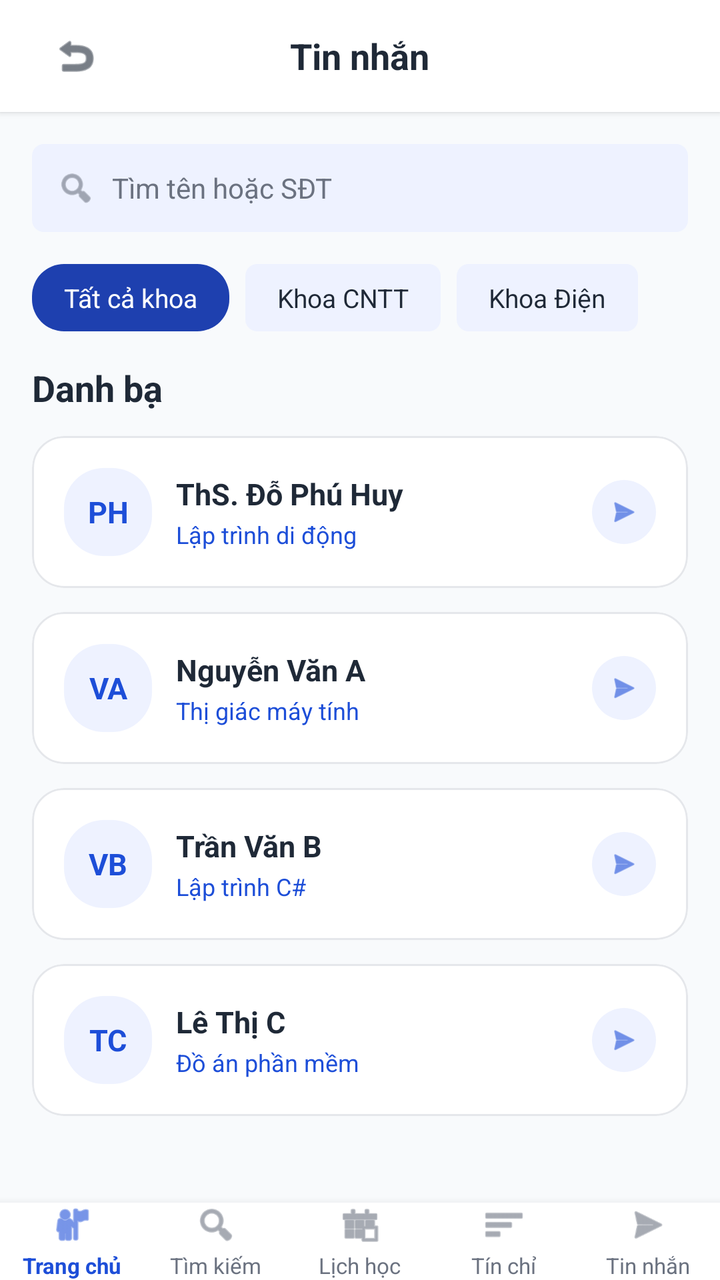
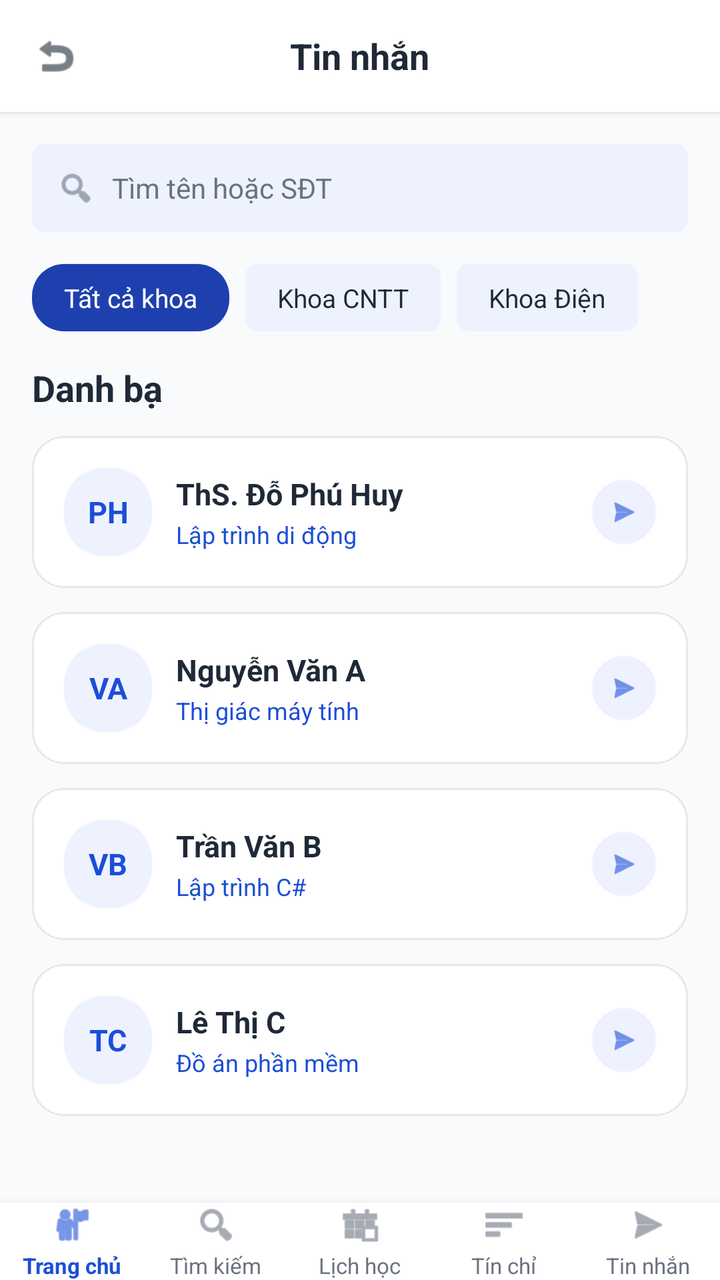

Two renders of the same Android screen: before a commit and after it. Below are the layout's source before the change and the commit's diff.
<!-- AndroidManifest.xml: application theme Theme.XayDung -->
<!-- res/layout/activity_tin_nhan.xml -->
<?xml version="1.0" encoding="utf-8"?>
<RelativeLayout xmlns:android="http://schemas.android.com/apk/res/android"
    xmlns:app="http://schemas.android.com/apk/res-auto"
    android:layout_width="match_parent"
    android:layout_height="match_parent"
    android:background="@color/figma_bg">

    <LinearLayout
        android:layout_width="match_parent"
        android:layout_height="match_parent"
        android:layout_above="@id/bottomNavigation"
        android:orientation="vertical">

        
        <RelativeLayout
            android:layout_width="match_parent"
            android:layout_height="56dp"
            android:paddingHorizontal="16dp"
            android:background="@color/white"
            android:elevation="2dp">

            <ImageView
                android:id="@+id/btnBack"
                android:layout_width="44dp"
                android:layout_height="44dp"
                android:layout_centerVertical="true"
                android:padding="10dp"
                android:clickable="true"
                android:focusable="true"
                android:background="?attr/selectableItemBackgroundBorderless"
                android:src="@android:drawable/ic_menu_revert"
                android:contentDescription="Back"
                app:tint="@color/figma_text_primary" />

            <TextView
                android:layout_width="wrap_content"
                android:layout_height="wrap_content"
                android:layout_centerInParent="true"
                android:text="Tin nhắn"
                android:textColor="@color/figma_text_primary"
                android:textSize="18sp"
                android:textStyle="bold" />
        </RelativeLayout>

        
        <LinearLayout
            android:layout_width="match_parent"
            android:layout_height="44dp"
            android:layout_margin="16dp"
            android:background="@drawable/bg_tag_chip"
            android:orientation="horizontal"
            android:gravity="center_vertical"
            android:paddingHorizontal="12dp">

            <ImageView
                android:layout_width="20dp"
                android:layout_height="20dp"
                android:src="@android:drawable/ic_menu_search"
                android:contentDescription="Search"
                app:tint="@color/figma_text_secondary" />

            <EditText
                android:layout_width="match_parent"
                android:layout_height="wrap_content"
                android:layout_marginStart="8dp"
                android:background="@null"
                android:hint="Tìm tên hoặc SĐT"
                android:textColorHint="@color/figma_text_secondary"
                android:textSize="14sp" />
        </LinearLayout>

        
        <LinearLayout
            android:layout_width="match_parent"
            android:layout_height="wrap_content"
            android:orientation="horizontal"
            android:paddingHorizontal="16dp"
            android:layout_marginBottom="16dp">

            <TextView
                android:layout_width="wrap_content"
                android:layout_height="wrap_content"
                android:background="@drawable/bg_blue_card"
                android:paddingHorizontal="16dp"
                android:paddingVertical="8dp"
                android:text="Tất cả khoa"
                android:textColor="@color/white"
                android:textSize="13sp" />

            <TextView
                android:layout_width="wrap_content"
                android:layout_height="wrap_content"
                android:layout_marginStart="8dp"
                android:background="@drawable/bg_tag_chip"
                android:paddingHorizontal="16dp"
                android:paddingVertical="8dp"
                android:text="Khoa CNTT"
                android:textColor="@color/figma_text_primary"
                android:textSize="13sp" />

            <TextView
                android:layout_width="wrap_content"
                android:layout_height="wrap_content"
                android:layout_marginStart="8dp"
                android:background="@drawable/bg_tag_chip"
                android:paddingHorizontal="16dp"
                android:paddingVertical="8dp"
                android:text="Khoa Điện"
                android:textColor="@color/figma_text_primary"
                android:textSize="13sp" />
        </LinearLayout>

        <TextView
            android:layout_width="wrap_content"
            android:layout_height="wrap_content"
            android:paddingHorizontal="16dp"
            android:layout_marginBottom="12dp"
            android:text="Danh bạ"
            android:textColor="@color/figma_text_primary"
            android:textSize="18sp"
            android:textStyle="bold" />

        
        <ScrollView
            android:layout_width="match_parent"
            android:layout_height="match_parent"
            android:paddingHorizontal="16dp">

            <LinearLayout
                android:layout_width="match_parent"
                android:layout_height="wrap_content"
                android:orientation="vertical">

                
                <com.google.android.material.card.MaterialCardView
                    android:id="@+id/cardTeacher1"
                    android:layout_width="match_parent"
                    android:layout_height="wrap_content"
                    android:layout_marginBottom="12dp"
                    app:cardCornerRadius="16dp"
                    app:cardElevation="0dp"
                    app:cardBackgroundColor="@color/white"
                    app:strokeColor="@color/figma_card_border"
                    app:strokeWidth="1dp"
                    android:clickable="true"
                    android:focusable="true">

                    <RelativeLayout
                        android:layout_width="match_parent"
                        android:layout_height="wrap_content"
                        android:padding="16dp">

                        <TextView
                            android:id="@+id/avatarPH"
                            android:layout_width="44dp"
                            android:layout_height="44dp"
                            android:background="@drawable/bg_logo_badge"
                            android:gravity="center"
                            android:text="PH"
                            android:textColor="@color/figma_blue"
                            android:textSize="15sp"
                            android:textStyle="bold" />

                        <LinearLayout
                            android:layout_width="wrap_content"
                            android:layout_height="wrap_content"
                            android:layout_toEndOf="@id/avatarPH"
                            android:layout_marginStart="12dp"
                            android:layout_centerVertical="true"
                            android:orientation="vertical">

                            <TextView
                                android:layout_width="wrap_content"
                                android:layout_height="wrap_content"
                                android:text="ThS. Đỗ Phú Huy"
                                android:textColor="@color/figma_text_primary"
                                android:textSize="15sp"
                                android:textStyle="bold" />

                            <TextView
                                android:layout_width="wrap_content"
                                android:layout_height="wrap_content"
                                android:layout_marginTop="2dp"
                                android:text="Lập trình di động"
                                android:textColor="@color/figma_blue"
                                android:textSize="12sp" />
                        </LinearLayout>

                        <ImageView
                            android:layout_width="32dp"
                            android:layout_height="32dp"
                            android:layout_alignParentEnd="true"
                            android:layout_centerVertical="true"
                            android:background="@drawable/bg_logo_badge"
                            android:padding="8dp"
                            android:src="@android:drawable/ic_menu_send"
                            android:contentDescription="Chat"
                            app:tint="@color/figma_blue" />
                    </RelativeLayout>
                </com.google.android.material.card.MaterialCardView>

                
                <com.google.android.material.card.MaterialCardView
                    android:layout_width="match_parent"
                    android:layout_height="wrap_content"
                    android:layout_marginBottom="12dp"
                    app:cardCornerRadius="16dp"
                    app:cardElevation="0dp"
                    app:cardBackgroundColor="@color/white"
                    app:strokeColor="@color/figma_card_border"
                    app:strokeWidth="1dp">

                    <RelativeLayout
                        android:layout_width="match_parent"
                        android:layout_height="wrap_content"
                        android:padding="16dp">

                        <TextView
                            android:id="@+id/avatarVA"
                            android:layout_width="44dp"
                            android:layout_height="44dp"
                            android:background="@drawable/bg_logo_badge"
                            android:gravity="center"
                            android:text="VA"
                            android:textColor="@color/figma_blue"
                            android:textSize="15sp"
                            android:textStyle="bold" />

                        <LinearLayout
                            android:layout_width="wrap_content"
                            android:layout_height="wrap_content"
                            android:layout_toEndOf="@id/avatarVA"
                            android:layout_marginStart="12dp"
                            android:layout_centerVertical="true"
                            android:orientation="vertical">

                            <TextView
                                android:layout_width="wrap_content"
                                android:layout_height="wrap_content"
                                android:text="Nguyễn Văn A"
                                android:textColor="@color/figma_text_primary"
                                android:textSize="15sp"
                                android:textStyle="bold" />

                            <TextView
                                android:layout_width="wrap_content"
                                android:layout_height="wrap_content"
                                android:layout_marginTop="2dp"
                                android:text="Thị giác máy tính"
                                android:textColor="@color/figma_blue"
                                android:textSize="12sp" />
                        </LinearLayout>

                        <ImageView
                            android:layout_width="32dp"
                            android:layout_height="32dp"
                            android:layout_alignParentEnd="true"
                            android:layout_centerVertical="true"
                            android:background="@drawable/bg_logo_badge"
                            android:padding="8dp"
                            android:src="@android:drawable/ic_menu_send"
                            android:contentDescription="Chat"
                            app:tint="@color/figma_blue" />
                    </RelativeLayout>
                </com.google.android.material.card.MaterialCardView>

                
                <com.google.android.material.card.MaterialCardView
                    android:layout_width="match_parent"
                    android:layout_height="wrap_content"
                    android:layout_marginBottom="12dp"
                    app:cardCornerRadius="16dp"
                    app:cardElevation="0dp"
                    app:cardBackgroundColor="@color/white"
                    app:strokeColor="@color/figma_card_border"
                    app:strokeWidth="1dp">

                    <RelativeLayout
                        android:layout_width="match_parent"
                        android:layout_height="wrap_content"
                        android:padding="16dp">

                        <TextView
                            android:id="@+id/avatarVB"
                            android:layout_width="44dp"
                            android:layout_height="44dp"
                            android:background="@drawable/bg_logo_badge"
                            android:gravity="center"
                            android:text="VB"
                            android:textColor="@color/figma_blue"
                            android:textSize="15sp"
                            android:textStyle="bold" />

                        <LinearLayout
                            android:layout_width="wrap_content"
                            android:layout_height="wrap_content"
                            android:layout_toEndOf="@id/avatarVB"
                            android:layout_marginStart="12dp"
                            android:layout_centerVertical="true"
                            android:orientation="vertical">

                            <TextView
                                android:layout_width="wrap_content"
                                android:layout_height="wrap_content"
                                android:text="Trần Văn B"
                                android:textColor="@color/figma_text_primary"
                                android:textSize="15sp"
                                android:textStyle="bold" />

                            <TextView
                                android:layout_width="wrap_content"
                                android:layout_height="wrap_content"
                                android:layout_marginTop="2dp"
                                android:text="Lập trình C#"
                                android:textColor="@color/figma_blue"
                                android:textSize="12sp" />
                        </LinearLayout>

                        <ImageView
                            android:layout_width="32dp"
                            android:layout_height="32dp"
                            android:layout_alignParentEnd="true"
                            android:layout_centerVertical="true"
                            android:background="@drawable/bg_logo_badge"
                            android:padding="8dp"
                            android:src="@android:drawable/ic_menu_send"
                            android:contentDescription="Chat"
                            app:tint="@color/figma_blue" />
                    </RelativeLayout>
                </com.google.android.material.card.MaterialCardView>

                
                <com.google.android.material.card.MaterialCardView
                    android:layout_width="match_parent"
                    android:layout_height="wrap_content"
                    android:layout_marginBottom="12dp"
                    app:cardCornerRadius="16dp"
                    app:cardElevation="0dp"
                    app:cardBackgroundColor="@color/white"
                    app:strokeColor="@color/figma_card_border"
                    app:strokeWidth="1dp">

                    <RelativeLayout
                        android:layout_width="match_parent"
                        android:layout_height="wrap_content"
                        android:padding="16dp">

                        <TextView
                            android:id="@+id/avatarTC"
                            android:layout_width="44dp"
                            android:layout_height="44dp"
                            android:background="@drawable/bg_logo_badge"
                            android:gravity="center"
                            android:text="TC"
                            android:textColor="@color/figma_blue"
                            android:textSize="15sp"
                            android:textStyle="bold" />

                        <LinearLayout
                            android:layout_width="wrap_content"
                            android:layout_height="wrap_content"
                            android:layout_toEndOf="@id/avatarTC"
                            android:layout_marginStart="12dp"
                            android:layout_centerVertical="true"
                            android:orientation="vertical">

                            <TextView
                                android:layout_width="wrap_content"
                                android:layout_height="wrap_content"
                                android:text="Lê Thị C"
                                android:textColor="@color/figma_text_primary"
                                android:textSize="15sp"
                                android:textStyle="bold" />

                            <TextView
                                android:layout_width="wrap_content"
                                android:layout_height="wrap_content"
                                android:layout_marginTop="2dp"
                                android:text="Đồ án phần mềm"
                                android:textColor="@color/figma_blue"
                                android:textSize="12sp" />
                        </LinearLayout>

                        <ImageView
                            android:layout_width="32dp"
                            android:layout_height="32dp"
                            android:layout_alignParentEnd="true"
                            android:layout_centerVertical="true"
                            android:background="@drawable/bg_logo_badge"
                            android:padding="8dp"
                            android:src="@android:drawable/ic_menu_send"
                            android:contentDescription="Chat"
                            app:tint="@color/figma_blue" />
                    </RelativeLayout>
                </com.google.android.material.card.MaterialCardView>

            </LinearLayout>
        </ScrollView>

    </LinearLayout>

    <include
        android:id="@+id/bottomNavigation"
        layout="@layout/layout_bottom_nav"
        android:layout_width="match_parent"
        android:layout_height="wrap_content"
        android:layout_alignParentBottom="true" />

</RelativeLayout>
<!-- res/layout/layout_bottom_nav.xml (included above) -->
<?xml version="1.0" encoding="utf-8"?>
<LinearLayout xmlns:android="http://schemas.android.com/apk/res/android"
    xmlns:app="http://schemas.android.com/apk/res-auto"
    android:layout_width="match_parent"
    android:layout_height="64dp"
    android:background="@color/white"
    android:elevation="8dp"
    android:orientation="horizontal"
    android:gravity="center_vertical">

    
    <LinearLayout
        android:id="@+id/navHome"
        android:layout_width="0dp"
        android:layout_height="match_parent"
        android:layout_weight="1"
        android:gravity="center"
        android:orientation="vertical"
        android:clickable="true"
        android:focusable="true">

        <ImageView
            android:id="@+id/iconHome"
            android:layout_width="22dp"
            android:layout_height="22dp"
            android:src="@android:drawable/ic_menu_myplaces"
            android:contentDescription="Trang chủ"
            app:tint="@color/figma_blue" />

        <TextView
            android:id="@+id/textHome"
            android:layout_width="wrap_content"
            android:layout_height="wrap_content"
            android:layout_marginTop="2dp"
            android:text="Trang chủ"
            android:textColor="@color/figma_blue"
            android:textSize="11sp"
            android:textStyle="bold" />
    </LinearLayout>

    
    <LinearLayout
        android:id="@+id/navSearch"
        android:layout_width="0dp"
        android:layout_height="match_parent"
        android:layout_weight="1"
        android:gravity="center"
        android:orientation="vertical"
        android:clickable="true"
        android:focusable="true">

        <ImageView
            android:id="@+id/iconSearch"
            android:layout_width="22dp"
            android:layout_height="22dp"
            android:src="@android:drawable/ic_menu_search"
            android:contentDescription="Tìm kiếm"
            app:tint="@color/figma_text_secondary" />

        <TextView
            android:id="@+id/textSearch"
            android:layout_width="wrap_content"
            android:layout_height="wrap_content"
            android:layout_marginTop="2dp"
            android:text="Tìm kiếm"
            android:textColor="@color/figma_text_secondary"
            android:textSize="11sp" />
    </LinearLayout>

    
    <LinearLayout
        android:id="@+id/navSchedule"
        android:layout_width="0dp"
        android:layout_height="match_parent"
        android:layout_weight="1"
        android:gravity="center"
        android:orientation="vertical"
        android:clickable="true"
        android:focusable="true">

        <ImageView
            android:id="@+id/iconSchedule"
            android:layout_width="22dp"
            android:layout_height="22dp"
            android:src="@android:drawable/ic_menu_today"
            android:contentDescription="Lịch học"
            app:tint="@color/figma_text_secondary" />

        <TextView
            android:id="@+id/textSchedule"
            android:layout_width="wrap_content"
            android:layout_height="wrap_content"
            android:layout_marginTop="2dp"
            android:text="Lịch học"
            android:textColor="@color/figma_text_secondary"
            android:textSize="11sp" />
    </LinearLayout>

    
    <LinearLayout
        android:id="@+id/navCredit"
        android:layout_width="0dp"
        android:layout_height="match_parent"
        android:layout_weight="1"
        android:gravity="center"
        android:orientation="vertical"
        android:clickable="true"
        android:focusable="true">

        <ImageView
            android:id="@+id/iconCredit"
            android:layout_width="22dp"
            android:layout_height="22dp"
            android:src="@android:drawable/ic_menu_sort_by_size"
            android:contentDescription="Tín chỉ"
            app:tint="@color/figma_text_secondary" />

        <TextView
            android:id="@+id/textCredit"
            android:layout_width="wrap_content"
            android:layout_height="wrap_content"
            android:layout_marginTop="2dp"
            android:text="Tín chỉ"
            android:textColor="@color/figma_text_secondary"
            android:textSize="11sp" />
    </LinearLayout>

    
    <LinearLayout
        android:id="@+id/navMessage"
        android:layout_width="0dp"
        android:layout_height="match_parent"
        android:layout_weight="1"
        android:gravity="center"
        android:orientation="vertical"
        android:clickable="true"
        android:focusable="true">

        <ImageView
            android:id="@+id/iconMessage"
            android:layout_width="22dp"
            android:layout_height="22dp"
            android:src="@android:drawable/ic_menu_send"
            android:contentDescription="Tin nhắn"
            app:tint="@color/figma_text_secondary" />

        <TextView
            android:id="@+id/textMessage"
            android:layout_width="wrap_content"
            android:layout_height="wrap_content"
            android:layout_marginTop="2dp"
            android:text="Tin nhắn"
            android:textColor="@color/figma_text_secondary"
            android:textSize="11sp" />
    </LinearLayout>

</LinearLayout>
<!-- resources referenced by this layout -->
<resources>
  <color name="figma_bg">#F8FAFC</color>
  <color name="figma_blue">#1D4ED8</color>
  <color name="figma_card_border">#E5E7EB</color>
  <color name="figma_text_primary">#1F2937</color>
  <color name="figma_text_secondary">#6B7280</color>
  <color name="white">#FFFFFFFF</color>
  <!-- drawable bg_blue_card (drawable) -->
  <?xml version="1.0" encoding="utf-8"?>
  <shape xmlns:android="http://schemas.android.com/apk/res/android"
      android:shape="rectangle">
      <solid android:color="@color/figma_blue_dark" />
      <corners android:radius="16dp" />
  </shape>
  <!-- drawable bg_logo_badge (drawable) -->
  <?xml version="1.0" encoding="utf-8"?>
  <shape xmlns:android="http://schemas.android.com/apk/res/android"
      android:shape="rectangle">
      <solid android:color="@color/figma_blue_light" />
      <corners android:radius="20dp" />
  </shape>
  <!-- drawable bg_tag_chip (drawable) -->
  <?xml version="1.0" encoding="utf-8"?>
  <shape xmlns:android="http://schemas.android.com/apk/res/android"
      android:shape="rectangle">
      <solid android:color="@color/figma_blue_light" />
      <corners android:radius="6dp" />
  </shape>
  <style name="Theme.XayDung" parent="Base.Theme.XayDung" />
  <color name="figma_blue_dark">#1E40AF</color>
  <color name="figma_blue_light">#EEF2FF</color>
  <style name="Base.Theme.XayDung" parent="Theme.Material3.DayNight.NoActionBar">
          <item name="colorPrimary">@color/figma_blue</item>
          <item name="colorPrimaryDark">@color/figma_blue_dark</item>
          <item name="colorSecondary">@color/figma_blue</item>
          <item name="android:windowBackground">@color/figma_bg</item>
      </style>
</resources>

<!-- the commit's change to res/layout/activity_tin_nhan.xml (unified diff, before → after) -->
@@ -15,27 +15,35 @@
         <RelativeLayout
             android:layout_width="match_parent"
             android:layout_height="56dp"
-            android:paddingHorizontal="16dp"
             android:background="@color/white"
             android:elevation="2dp">
 
-            <ImageView
-                android:id="@+id/btnBack"
-                android:layout_width="44dp"
-                android:layout_height="44dp"
+            <FrameLayout
+                android:id="@+id/btnBackContainer"
+                android:layout_width="56dp"
+                android:layout_height="56dp"
+                android:layout_alignParentStart="true"
                 android:layout_centerVertical="true"
-                android:padding="10dp"
                 android:clickable="true"
                 android:focusable="true"
-                android:background="?attr/selectableItemBackgroundBorderless"
-                android:src="@android:drawable/ic_menu_revert"
-                android:contentDescription="Back"
-                app:tint="@color/figma_text_primary" />
+                android:elevation="10dp"
+                android:background="?attr/selectableItemBackgroundBorderless">
+
+                <ImageView
+                    android:id="@+id/btnBack"
+                    android:layout_width="24dp"
+                    android:layout_height="24dp"
+                    android:layout_gravity="center"
+                    android:src="@android:drawable/ic_menu_revert"
+                    android:contentDescription="Back"
+                    app:tint="@color/figma_text_primary" />
+            </FrameLayout>
 
             <TextView
                 android:layout_width="wrap_content"
                 android:layout_height="wrap_content"
                 android:layout_centerInParent="true"
+                android:clickable="false"
                 android:text="Tin nhắn"
                 android:textColor="@color/figma_text_primary"
                 android:textSize="18sp"
